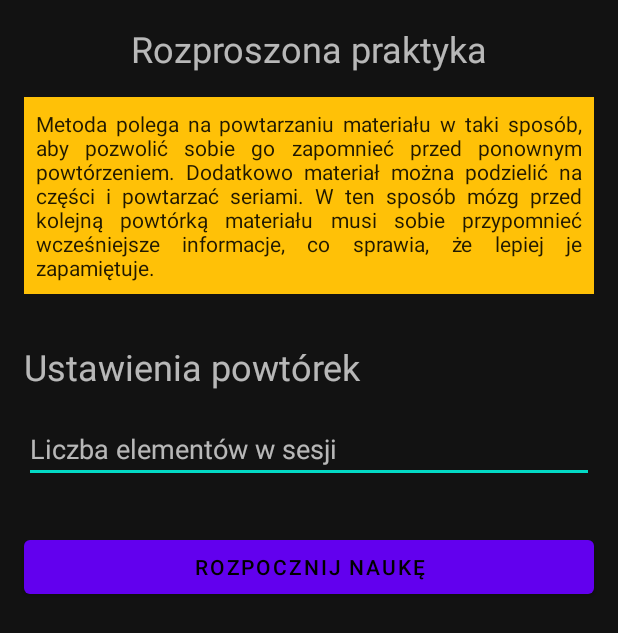
After one commit to kpencak/Teach_Me, an Android app: the DiversePracticeActivity screen opened directly, with no data from a screen before it, on a phone screen of 412 x 824 dp. The commit adds this screen. Shown: the top 633 px of the screen. Run offline under Robolectric (Android 15) with nearby library versions, the phone set to English and light mode, and no system bars.

Commit message:
Added diverse practice method and layouts, made smol refactor

```diff
--- a/app/src/main/AndroidManifest.xml
+++ b/app/src/main/AndroidManifest.xml
@@ -9,7 +9,9 @@
         android:roundIcon="@mipmap/ic_launcher_round"
         android:supportsRtl="true"
         android:theme="@style/AppTheme">
-        <activity android:name=".flashcards_method.PartitionActivity"></activity>
+        <activity android:name=".diverse_practice_method.ShowItemActivity"></activity>
+        <activity android:name=".diverse_practice_method.DiversePracticeActivity" />
+        <activity android:name=".flashcards_method.PartitionActivity" />
         <activity android:name=".flashcards_method.FlashcardsActivity" />
         <activity
             android:name=".why_method.SummaryActivity"
--- a/app/src/main/java/kpencak/teachme/dictionary/DictionaryItemDao.java
+++ b/app/src/main/java/kpencak/teachme/dictionary/DictionaryItemDao.java
@@ -31,4 +31,7 @@ public interface DictionaryItemDao {
 
     @Query("UPDATE dictionary SET flashcards_level = :new_partition_no WHERE name = :name")
     void updateItem(int new_partition_no, String name);
+
+    @Query("SELECT * FROM dictionary ORDER BY RANDOM() LIMIT :numberOfItems")
+    List<DictionaryItem> getRandItems(int numberOfItems);
 }
--- a/app/src/main/java/kpencak/teachme/dictionary/DictionaryItemViewModel.java
+++ b/app/src/main/java/kpencak/teachme/dictionary/DictionaryItemViewModel.java
@@ -1,7 +1,6 @@
 package kpencak.teachme.dictionary;
 
 import android.app.Application;
-import android.os.AsyncTask;
 
 import androidx.annotation.NonNull;
 import androidx.lifecycle.AndroidViewModel;
@@ -44,4 +43,8 @@ public class DictionaryItemViewModel extends AndroidViewModel {
     public void updateItem(int new_partition_no, String name) {
         executorService.execute(() -> dictionaryItemDao.updateItem(new_partition_no, name));
     }
+
+    public List<DictionaryItem> getRandomItems(int number_of_items) {
+        return dictionaryItemDao.getRandItems(number_of_items);
+    }
 }
--- a/app/src/main/java/kpencak/teachme/dictionary/ShowDictionaryActivity.java
+++ b/app/src/main/java/kpencak/teachme/dictionary/ShowDictionaryActivity.java
@@ -28,8 +28,8 @@ public class ShowDictionaryActivity extends AppCompatActivity {
         super.onCreate(savedInstanceState);
         setContentView(R.layout.activity_show_dictionary);
 
-        RecyclerView recyclerView = (RecyclerView) findViewById(R.id.dictionaryList);
-        recyclerViewAdapter = new DictionaryRecyclerViewAdapter(this);
+        RecyclerView recyclerView = findViewById(R.id.dictionaryList);
+        recyclerViewAdapter = new DictionaryRecyclerViewAdapter();
         recyclerView.setAdapter(recyclerViewAdapter);
         recyclerView.setLayoutManager(new LinearLayoutManager(this));
 
@@ -67,7 +67,7 @@ public class ShowDictionaryActivity extends AppCompatActivity {
                 public void onSwiped(@NonNull RecyclerView.ViewHolder viewHolder, int direction) {
                     int position = viewHolder.getAdapterPosition();
                     DictionaryItem item = recyclerViewAdapter.getItemAtPosition(position);
-                    Toast.makeText(getApplicationContext(), "Usunięto " + item.getName(), Toast.LENGTH_LONG).show();
+                    Toast.makeText(getApplicationContext(), "Usunięto " + item.getName(), Toast.LENGTH_SHORT).show();
 
                     dictionaryViewModel.deleteDictionaryItem(item);
                 }
--- /dev/null
+++ b/app/src/main/java/kpencak/teachme/diverse_practice_method/DiversePracticeActivity.java
@@ -0,0 +1,30 @@
+package kpencak.teachme.diverse_practice_method;
+
+import androidx.appcompat.app.AppCompatActivity;
+
+import android.content.Intent;
+import android.os.Bundle;
+import android.widget.Button;
+import android.widget.EditText;
+
+import kpencak.teachme.R;
+
+public class DiversePracticeActivity extends AppCompatActivity {
+
+    @Override
+    protected void onCreate(Bundle savedInstanceState) {
+        super.onCreate(savedInstanceState);
+        setContentView(R.layout.activity_diverse_practice);
+
+        Button startLearning = findViewById(R.id.start_learning);
+
+        startLearning.setOnClickListener(view -> {
+            Intent intent = new Intent(this, ShowItemActivity.class);
+            EditText itemsToRepeat = findViewById(R.id.items_to_repeat);
+            String numberOfItemsStr = itemsToRepeat.getText().toString();
+            int numberOfItems = Integer.parseInt(numberOfItemsStr);
+            intent.putExtra("numberOfItems", numberOfItems);
+            startActivity(intent);
+        });
+    }
+}
--- a/app/src/main/java/kpencak/teachme/why_method/SummaryActivity.java
+++ b/app/src/main/java/kpencak/teachme/why_method/SummaryActivity.java
@@ -1,20 +1,14 @@
 package kpencak.teachme.why_method;
 
-import android.content.Intent;
 import android.os.Bundle;
 
-import com.google.android.material.floatingactionbutton.FloatingActionButton;
-import com.google.android.material.snackbar.Snackbar;
 
 import androidx.appcompat.app.AppCompatActivity;
-import androidx.appcompat.widget.Toolbar;
 
-import android.view.View;
 import android.widget.Button;
 import android.widget.TextView;
 
 import kpencak.teachme.R;
-import kpencak.teachme.ShowLearnOptionsActivity;
 
 public class SummaryActivity extends AppCompatActivity {
 
--- /dev/null
+++ b/app/src/main/res/layout/activity_diverse_practice.xml
@@ -0,0 +1,93 @@
+<?xml version="1.0" encoding="utf-8"?>
+<androidx.constraintlayout.widget.ConstraintLayout xmlns:android="http://schemas.android.com/apk/res/android"
+    xmlns:app="http://schemas.android.com/apk/res-auto"
+    xmlns:tools="http://schemas.android.com/tools"
+    android:layout_width="match_parent"
+    android:layout_height="match_parent"
+    tools:context=".diverse_practice_method.DiversePracticeActivity">
+
+    <TextView
+        android:id="@+id/diverse_practice_method_name"
+        android:layout_width="wrap_content"
+        android:layout_height="wrap_content"
+        android:layout_marginStart="16dp"
+        android:layout_marginLeft="16dp"
+        android:layout_marginTop="16dp"
+        android:layout_marginEnd="16dp"
+        android:layout_marginRight="16dp"
+        android:text="@string/diversed_practice_method"
+        android:textSize="24sp"
+        app:layout_constraintEnd_toEndOf="parent"
+        app:layout_constraintStart_toStartOf="parent"
+        app:layout_constraintTop_toTopOf="parent" />
+
+    <TextView
+        android:id="@+id/diverse_practice_method_desc"
+        android:layout_width="match_parent"
+        android:layout_height="wrap_content"
+        android:layout_marginStart="16dp"
+        android:layout_marginLeft="16dp"
+        android:layout_marginTop="16dp"
+        android:layout_marginEnd="16dp"
+        android:layout_marginRight="16dp"
+        android:layout_marginBottom="16dp"
+        android:background="#FFC107"
+        android:padding="8dp"
+        android:justificationMode="inter_word"
+        android:text="@string/diverse_practice_method_desc"
+        android:textColor="?android:attr/textColorPrimaryInverse"
+        app:layout_constraintEnd_toEndOf="parent"
+        app:layout_constraintStart_toStartOf="parent"
+        app:layout_constraintTop_toBottomOf="@+id/diverse_practice_method_name" />
+
+    <TextView
+        android:id="@+id/settings_text"
+        android:layout_width="match_parent"
+        android:layout_height="wrap_content"
+        android:layout_marginStart="16dp"
+        android:layout_marginLeft="16dp"
+        android:layout_marginTop="32dp"
+        android:layout_marginEnd="16dp"
+        android:layout_marginRight="16dp"
+        android:layout_marginBottom="16dp"
+        android:text="@string/settings_text"
+        android:textSize="24sp"
+        app:layout_constraintBottom_toTopOf="@+id/items_to_repeat"
+        app:layout_constraintEnd_toEndOf="parent"
+        app:layout_constraintStart_toStartOf="parent"
+        app:layout_constraintTop_toBottomOf="@+id/diverse_practice_method_desc" />
+
+    <EditText
+        android:id="@+id/items_to_repeat"
+        android:layout_width="match_parent"
+        android:layout_height="wrap_content"
+        android:layout_marginStart="16dp"
+        android:layout_marginLeft="16dp"
+        android:layout_marginTop="16dp"
+        android:layout_marginEnd="16dp"
+        android:layout_marginRight="16dp"
+        android:ems="10"
+        android:inputType="number"
+        app:layout_constraintEnd_toEndOf="parent"
+        app:layout_constraintStart_toStartOf="parent"
+        app:layout_constraintTop_toBottomOf="@+id/settings_text"
+        android:hint="@string/items_to_repeat"
+        android:autofillHints="false" />
+
+    <Button
+        android:id="@+id/start_learning"
+        android:layout_width="match_parent"
+        android:layout_height="wrap_content"
+        android:layout_marginStart="16dp"
+        android:layout_marginLeft="16dp"
+        android:layout_marginTop="32dp"
+        android:layout_marginEnd="16dp"
+        android:layout_marginRight="16dp"
+        app:layout_constraintEnd_toEndOf="parent"
+        app:layout_constraintStart_toStartOf="parent"
+        android:text="@string/start_learning"
+        app:layout_constraintTop_toBottomOf="@id/items_to_repeat" />
+
+
+
+</androidx.constraintlayout.widget.ConstraintLayout>
--- a/app/src/main/res/layout/activity_partition.xml
+++ b/app/src/main/res/layout/activity_partition.xml
@@ -48,7 +48,7 @@
             android:layout_marginRight="16dp"
             android:padding="16dp"
             android:gravity="center"
-            android:text="placeholder"
+            android:text="@string/placeholder"
             android:textSize="24sp" />
 
     </androidx.cardview.widget.CardView>
--- a/app/src/main/res/layout/activity_show_learn_options.xml
+++ b/app/src/main/res/layout/activity_show_learn_options.xml
@@ -68,7 +68,8 @@
         app:layout_constraintHorizontal_bias="0.5"
         app:layout_constraintStart_toStartOf="parent"
         app:layout_constraintTop_toBottomOf="@+id/btn_method_1"
-        android:text="@string/diversed_practice_method"/>
+        android:text="@string/diversed_practice_method"
+        android:onClick="goToDiversePracticeMethod"/>
 
     <Button
         android:id="@+id/btn_method_4"
@@ -84,7 +85,7 @@
         app:layout_constraintHorizontal_bias="0.5"
         app:layout_constraintStart_toEndOf="@+id/btn_method_3"
         app:layout_constraintTop_toBottomOf="@+id/btn_method_2"
-        android:text="@string/repeating_method"/>
+        android:text="@string/tests_method"/>
 
     <Button
         android:id="@+id/btn_method_5"
--- a/app/src/main/res/values/strings.xml
+++ b/app/src/main/res/values/strings.xml
@@ -24,7 +24,7 @@
     <string name="why_method">Dlaczego?</string>
     <string name="flashcards_method">Fiszki</string>
     <string name="diversed_practice_method">Rozproszona praktyka</string>
-    <string name="repeating_method">Powtarzanie</string>
+    <string name="tests_method">Wielokrotne zderzenia</string>
     <string name="mnemotechnics_method">Mnemotechniki</string>
     <string name="teacher_method">Nauczyciel</string>
     <string name="title_activity_why_method">ScrollingActivity</string>
@@ -149,7 +149,13 @@
     <string name="title_activity_summary">SummaryActivity</string>
     <string name="go_back">Wróć do metod</string>
     <string name="flashcards_method_name">Fiszki</string>
-    <string name="flashcards_method_desc">Fiszkami nazywamy metodę wykorzystującą kartoniki, gdzie po jednej stronie jest hasło/odpowiedź, a z drugiej opis/pytanie. Kartki umieszczane są w pudełku o 5 przegrodach, zaczynając od pierwszej. Metoda polega na przechodzeniu przez wszystkie pojęcia w danej przegrodzie. Jeśli poprawnie odpowiesz na pytanie na kartce to przenoszona jest ona do następnej przegrody, jeśli nie trafia na koniec tej, w której się znalazła.</string>
+    <string name="flashcards_method_desc">
+        Fiszkami nazywamy metodę wykorzystującą kartoniki, gdzie po jednej stronie jest
+        hasło/odpowiedź, a z drugiej opis/pytanie. Kartki umieszczane są w pudełku o 5 przegrodach,
+        zaczynając od pierwszej. Metoda polega na przechodzeniu przez wszystkie pojęcia w danej
+        przegrodzie. Jeśli poprawnie odpowiesz na pytanie na kartce to przenoszona jest ona do
+        następnej przegrody, jeśli nie trafia na koniec tej, w której się znalazła.
+    </string>
     <string name="btn_flashcards_1">Przegródka 1</string>
     <string name="btn_flashcards_2">Przegródka 2</string>
     <string name="btn_flashcards_3">Przegródka 3</string>
@@ -158,7 +164,19 @@
     <string name="btn_flashcards_learned">Nauczone</string>
     <string name="good_answer">Znam</string>
     <string name="bad_answer">Nie znam</string>
-    <!-- TODO: Remove or change this placeholder text -->
-    <string name="hello_blank_fragment">Hello blank fragment</string>
+    <string name="diverse_practice_method_desc">
+        Metoda polega na powtarzaniu materiału w taki sposób, aby pozwolić sobie go zapomnieć przed
+        ponownym powtórzeniem. Dodatkowo materiał można podzielić na części i powtarzać seriami. W
+        ten sposób mózg przed kolejną powtórką materiału musi sobie przypomnieć wcześniejsze
+        informacje, co sprawia, że lepiej je zapamiętuje.
+    </string>
+    <string name="settings_text">Ustawienia powtórek</string>
+    <string name="start_learning">Rozpocznij naukę</string>
+    <string name="reset_settings">Resetuj ustawienia</string>
+    <string name="btn_next">Następny</string>
+    <string name="btn_prev">Poprzedni</string>
+    <string name="long_placeholder">placeholder very very very very very very very very very very very very very very very very long</string>
+    <string name="placeholder">placeholder</string>
+    <string name="items_to_repeat">Liczba elementów w sesji</string>
 
 </resources>
```
Also changed, not shown: app/src/main/java/kpencak/teachme/ShowLearnOptionsActivity.java (+6 -5 lines), app/src/main/java/kpencak/teachme/dictionary/DictionaryDatabase.java (+0 -24 lines), app/src/main/java/kpencak/teachme/dictionary/DictionaryRecyclerViewAdapter.java (+3 -9 lines), app/src/main/java/kpencak/teachme/diverse_practice_method/ShowItemActivity.java (added, +80 -0 lines), app/src/main/java/kpencak/teachme/flashcards_method/PartitionActivity.java (+14 -25 lines), app/src/main/res/layout/activity_show_item.xml (added, +73 -0 lines).
